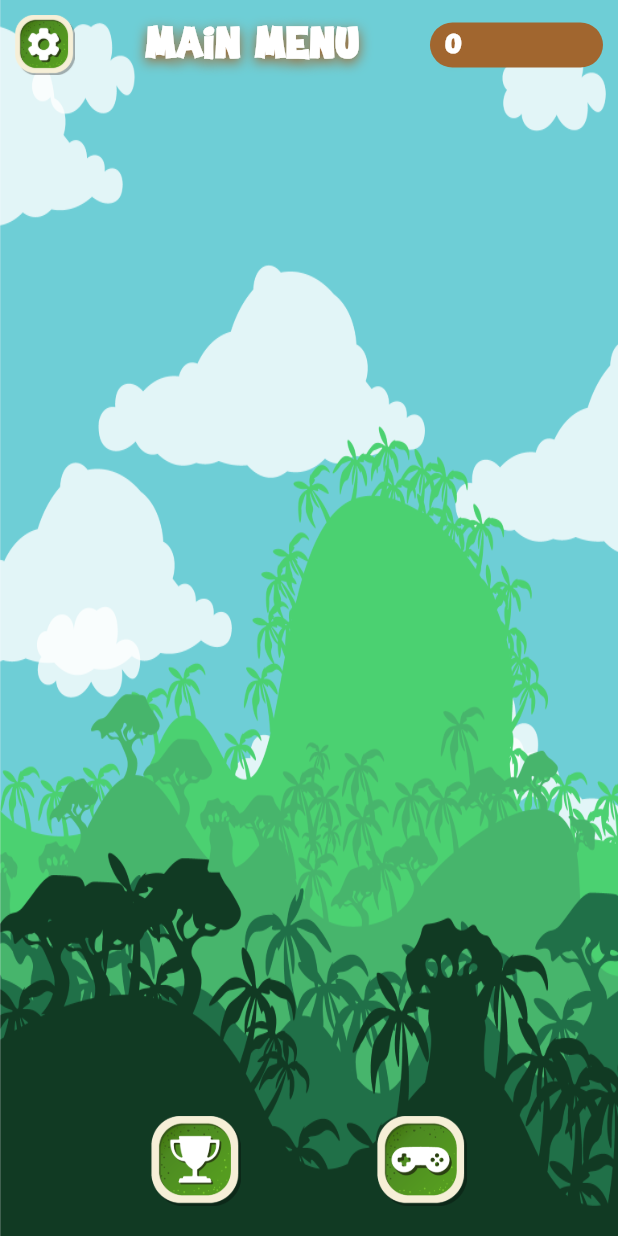
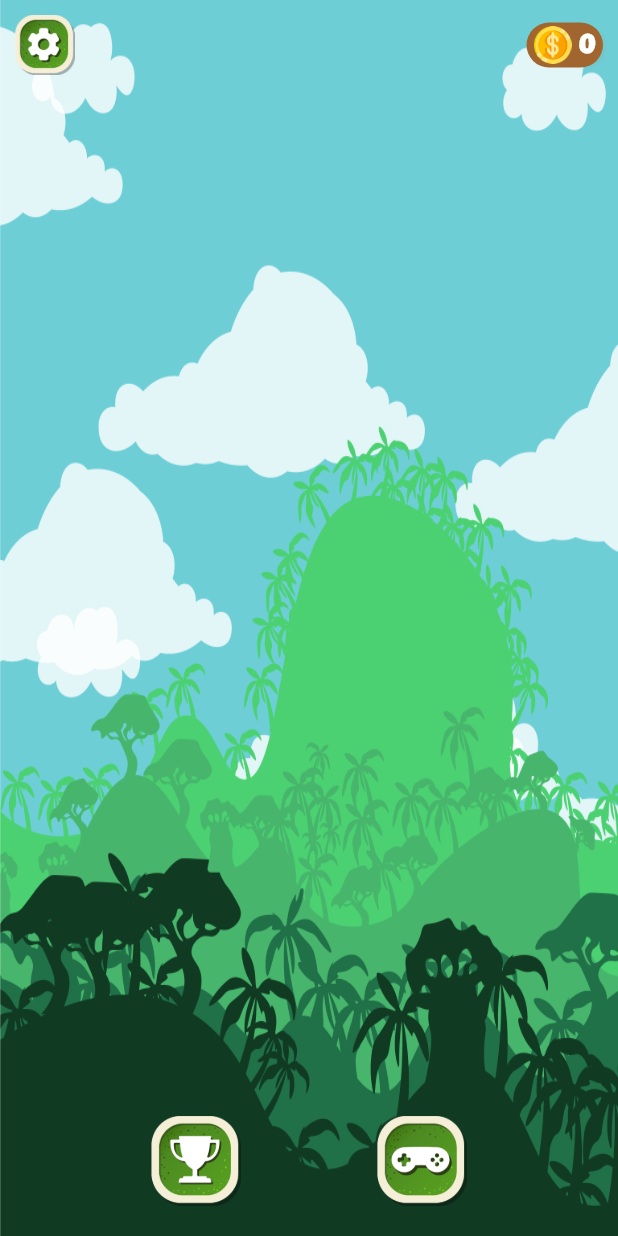
Before and after one commit to Sammyowei/word_rush, a Flutter app: the MainMenu screen opened by its route, on a phone screen of 412 x 824 dp. Run offline on Flutter 3.47's test engine with Material 2 defaults, Android fonts, the phone set to English and light mode, and no system bars; our stand-ins replace audioplayers, firebase_core, firebase_crashlytics, gap, go_router, shared_preferences; missing offline and left inert: games_services, unity_ads_plugin; accounts and stored records are empty.

Commit message:
Pushed complettion

```diff
--- a/lib/src/constants/constants.dart
+++ b/lib/src/constants/constants.dart
@@ -58,4 +58,7 @@ class ImageConstants {
   String get settingHeader => 'settings/92'.png;
 
   // TODO: Menu Images
+  // TODO: store assets
+
+  String get coinsIcon => 'shop/coin'.png;
 }
--- a/lib/src/screens/custom_app_bar.dart
+++ b/lib/src/screens/custom_app_bar.dart
@@ -34,6 +34,7 @@ class CustomAppBar extends StatelessWidget {
   @override
   Widget build(BuildContext context) {
     final progress = context.watch<PlayerProgress>();
+    final _image = GameConstant.images;
     return Container(
       height: 60,
       decoration: const BoxDecoration(
@@ -75,19 +76,22 @@ class CustomAppBar extends StatelessWidget {
                 ),
               )
             : Container(
-                width: MediaQuery.sizeOf(context).width * 0.28,
                 height: 30,
+                padding: EdgeInsets.only(left: 5, right: 5),
                 decoration: ShapeDecoration(
                     shape: RoundedRectangleBorder(
                         borderRadius: BorderRadius.circular(50)),
                     color: color.btnColor),
                 child: Row(
-                  mainAxisAlignment: MainAxisAlignment.start,
+                  mainAxisAlignment: MainAxisAlignment.end,
                   children: [
-                    Container(),
-                    Gap(10),
+                    Image.asset(
+                      _image.coinsIcon,
+                      height: 25,
+                    ),
+                    Gap(5),
                     Text(
-                      '${progress.highestLevelReached}',
+                      '${progress.coinsAmount}',
                       style: TextStyle(
                         fontFamily: 'Guava Candy',
                         fontSize: 18,
--- a/lib/src/screens/main_menu.dart
+++ b/lib/src/screens/main_menu.dart
@@ -42,6 +42,7 @@ class _MainMenuState extends State<MainMenu> {
                 CustomAppBar(
                   color: palette,
                   showRightBtn: false,
+                  showTitle: false,
                   leftBtnPath: image.settingsBtn,
                   rightBtnPath: image.settingsBtn,
                   leftBtnOnTap: () {
```
Also changed, not shown: assets/images/shop/coin.png (added).
